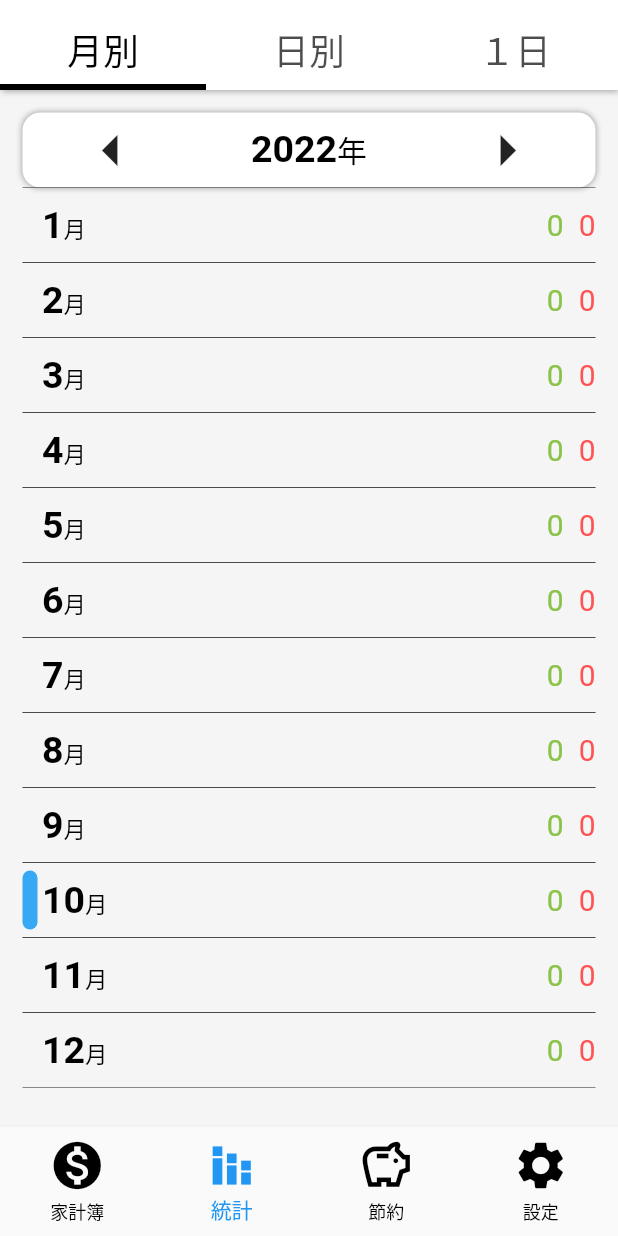
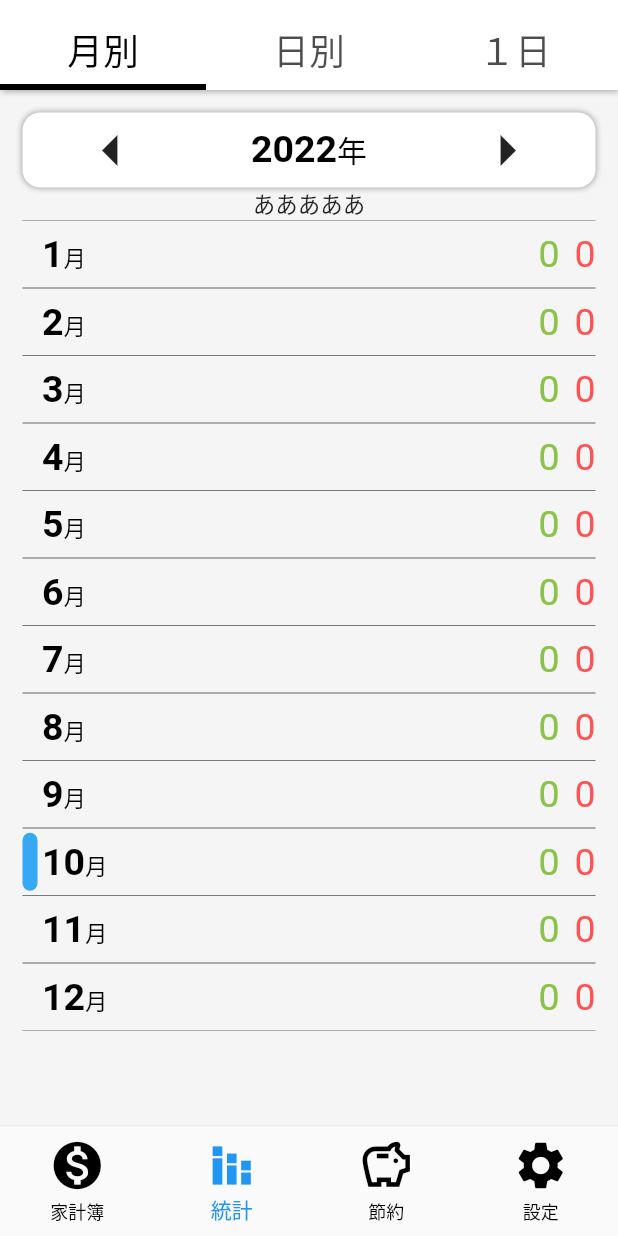
Before and after one commit to KimiMasa1021/account_book_app, a Flutter app: the screen it shows once a user with an empty profile is signed in, item 2 of the bottom bar chosen, on a phone screen of 412 x 824 dp. Run offline on Flutter 3.47's test engine with Material 2 defaults, Android fonts, the phone set to English and light mode, and no system bars; our stand-ins replace cloud_firestore, firebase_auth, firebase_core, fl_chart, flutter_hooks, flutter_neumorphic and 5 more; accounts and stored records are empty.

Commit message:
デザイン修正

```diff
--- a/lib/component/saving/history_title.dart
+++ b/lib/component/saving/history_title.dart
@@ -31,7 +31,8 @@ class HistoryTile extends StatelessWidget {
       child: Row(
         mainAxisAlignment: MainAxisAlignment.spaceBetween,
         children: [
-          Column(
+          Expanded(
+            child: Column(
               crossAxisAlignment: CrossAxisAlignment.start,
               mainAxisAlignment: MainAxisAlignment.center,
               children: [
@@ -41,6 +42,7 @@ class HistoryTile extends StatelessWidget {
                     fontSize: 25,
                     fontWeight: FontWeight.bold,
                   ),
+                  overflow: TextOverflow.ellipsis,
                 ),
                 Text(
                   DateFormat('yyyy年MM月dd日').format(date),
@@ -49,8 +51,10 @@ class HistoryTile extends StatelessWidget {
                     fontWeight: FontWeight.bold,
                     color: Color.fromARGB(255, 88, 88, 88),
                   ),
+                  overflow: TextOverflow.ellipsis,
                 ),
               ],
+            ),
           ),
           Text(
             NumberFormat("#,###").format(price),
--- a/lib/controller/account_controller.dart
+++ b/lib/controller/account_controller.dart
@@ -43,7 +43,7 @@ class AccountController extends StateNotifier<AsyncValue<List<AccountState>>> {
     super.dispose();
   }
 
-  String displayPriceFormatter(int price) {
+  String pFormat(int price) {
     final newPrice = NumberFormat("#,###").format(price);
     return newPrice;
   }
--- a/lib/view/pages/saving/saving_data.dart
+++ b/lib/view/pages/saving/saving_data.dart
@@ -108,7 +108,6 @@ class SavingData extends HookConsumerWidget {
                         Navigator.of(context).pushNamed(SavingAdd.id);
                       },
                     ),
-                    PriceChart(savingChartList: savingChartList),
                     DataCard(
                       title: '現在の節約総金額',
                       subTitle: NumberFormat("#,###").format(savingPrice),
@@ -127,6 +126,8 @@ class SavingData extends HookConsumerWidget {
                         ),
                       ],
                     ),
+                    PriceChart(savingChartList: savingChartList),
+
                     const SizedBox(height: 80),
                   ],
                 ),
--- a/lib/view/pages/statistic/daily_page.dart
+++ b/lib/view/pages/statistic/daily_page.dart
@@ -138,7 +138,9 @@ class DailyPage extends HookConsumerWidget {
               if (sumIncome == 0 && sumExpend == 0) {
                 return const SizedBox();
               } else {
-                return Column(
+                return FittedBox(
+                  fit: BoxFit.fitWidth,
+                  child: Column(
                     mainAxisAlignment: MainAxisAlignment.end,
                     children: [
                       Text(
@@ -156,6 +158,7 @@ class DailyPage extends HookConsumerWidget {
                         ),
                       ),
                     ],
+                  ),
                 );
               }
             },
--- a/lib/view/pages/statistic/monthly_page.dart
+++ b/lib/view/pages/statistic/monthly_page.dart
@@ -13,6 +13,7 @@ class MonthlyPage extends HookConsumerWidget {
       data: (state) {
         final expendStateYearly = state.expendStateYearly;
         final incomeStateYearly = state.incomeStateYearly;
+        final accountProvider = ref.watch(accountControllerPrvider.notifier);
 
         return Padding(
           padding: const EdgeInsets.symmetric(horizontal: 15),
@@ -22,6 +23,7 @@ class MonthlyPage extends HookConsumerWidget {
               mainAxisAlignment: MainAxisAlignment.start,
               children: [
                 MonthlyAppBar(setDate: setDate),
+                Text("あああああ"),
                 Expanded(
                   child: SingleChildScrollView(
                     child: Column(
@@ -66,12 +68,12 @@ class MonthlyPage extends HookConsumerWidget {
                               DefaultTabController.of(context)?.animateTo(1);
                             },
                             child: Container(
-                              height: 50,
+                              height: 45,
                               width: double.infinity,
                               decoration: const BoxDecoration(
                                 border: Border.symmetric(
                                   horizontal: BorderSide(
-                                    width: 0.3,
+                                    width: 0.2,
                                   ),
                                 ),
                               ),
@@ -80,7 +82,7 @@ class MonthlyPage extends HookConsumerWidget {
                                   Container(
                                     width: 10,
                                     margin:
-                                        const EdgeInsets.symmetric(vertical: 5),
+                                        const EdgeInsets.symmetric(vertical: 3),
                                     decoration: BoxDecoration(
                                       color: DateTime(setDate.value.year,
                                                   index + 1) ==
@@ -116,18 +118,18 @@ class MonthlyPage extends HookConsumerWidget {
                                   Row(
                                     children: [
                                       Text(
-                                        sumIncome.toString(),
+                                        accountProvider.pFormat(sumIncome),
                                         style: const TextStyle(
                                           color: Colors.lightGreen,
-                                          fontSize: 20,
+                                          fontSize: 25,
                                         ),
                                       ),
                                       const SizedBox(width: 10),
                                       Text(
-                                        sumExpend.toString(),
+                                        accountProvider.pFormat(sumExpend),
                                         style: const TextStyle(
                                           color: Colors.redAccent,
-                                          fontSize: 20,
+                                          fontSize: 25,
                                         ),
                                       ),
                                     ],
```
Also changed, not shown: lib/component/account/expend_child_bar.dart (+11 -15 lines), lib/component/statistics/one_day_appbar.dart (+25 -5 lines), lib/component/statistics/one_day_panel.dart (+16 -7 lines), lib/main.dart (+10 -0 lines), lib/view/pages/account/account_content.dart (+4 -5 lines). Lines whose indentation alone changed are shown as unchanged.
